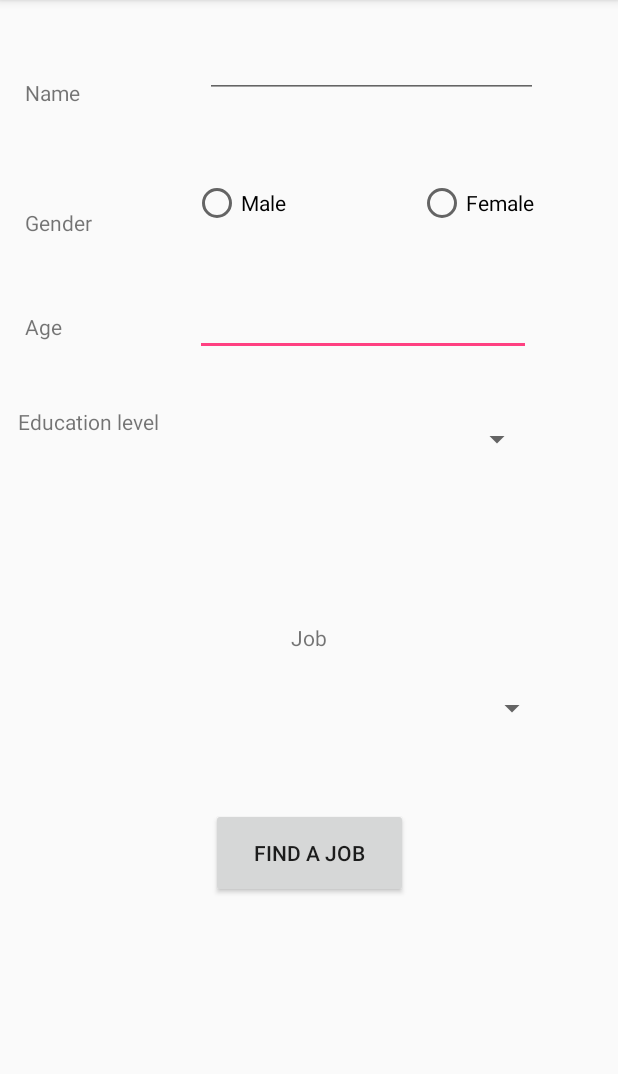
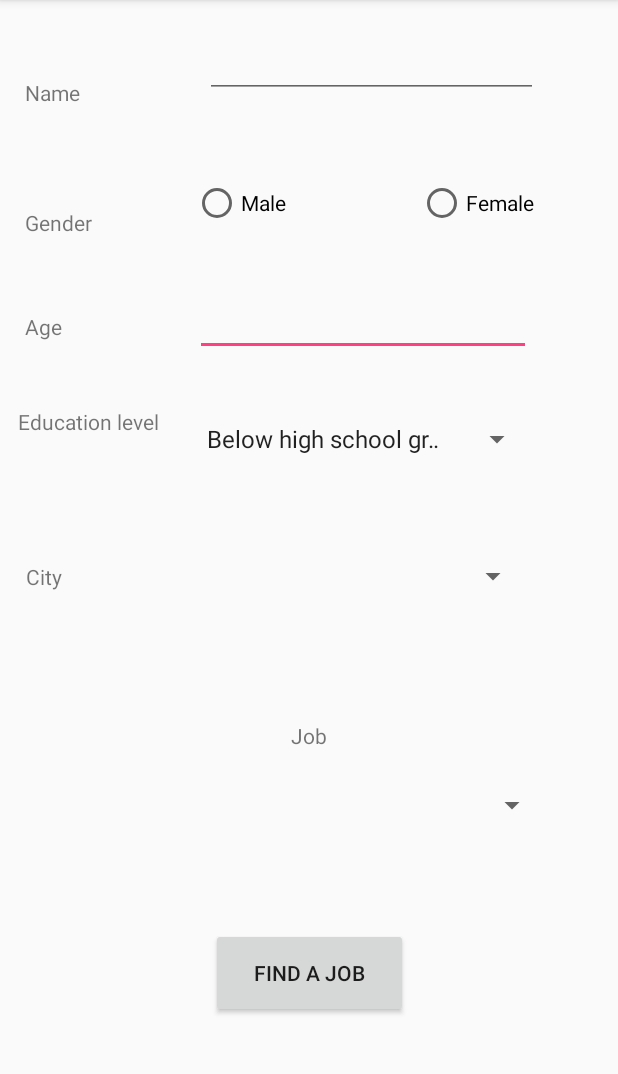
Before and after one commit to TseJunZhen/Jobago_Project, an Android app: the AdminView screen opened directly, with no data from a screen before it, on a phone screen of 412 x 824 dp, the part 84-1158 px from its top. Run offline under Robolectric (Android 15) with nearby library versions, the phone set to English and light mode, and no system bars.

Commit message:
activity

```diff
--- a/Jobago2/app/src/main/java/com/example/vip/jobago/AdminView.java
+++ b/Jobago2/app/src/main/java/com/example/vip/jobago/AdminView.java
@@ -2,14 +2,45 @@ package com.example.vip.jobago;
 
 import android.support.v7.app.AppCompatActivity;
 import android.os.Bundle;
+import android.view.View;
+import android.widget.AdapterView;
 import android.widget.EditText;
+import android.widget.Spinner;
+import android.widget.ArrayAdapter;
+import android.widget.Toast;
 
-public class AdminView extends AppCompatActivity {
+public class AdminView extends AppCompatActivity implements AdapterView.OnItemSelectedListener {
 
     private EditText fuck;
     @Override
     protected void onCreate(Bundle savedInstanceState) {
         super.onCreate(savedInstanceState);
         setContentView(R.layout.activity_admin_view);
+
+
+
+        Spinner spinner = (Spinner) findViewById(R.id.spinner2);
+        ArrayAdapter<CharSequence> adapter = ArrayAdapter.createFromResource(this,R.array.education_array, android.R.layout.simple_spinner_item);
+        // Specify the layout to use when the list of choices appears
+
+        adapter.setDropDownViewResource(android.R.layout.simple_spinner_dropdown_item);
+        // Apply the adapter to the spinner
+        spinner.setAdapter(adapter);
+
+        spinner.setOnItemSelectedListener(this);
+
+    }
+
+
+    @Override
+    public void onItemSelected(AdapterView<?> adapterView, View view, int i, long l) {
+
+        String sSelected = adapterView.getItemAtPosition(i).toString();
+        Toast.makeText(this,sSelected,Toast.LENGTH_SHORT).show();
+    }
+
+    @Override
+    public void onNothingSelected(AdapterView<?> parent) {
+
     }
 }
--- a/Jobago2/app/src/main/res/layout/activity_admin_view.xml
+++ b/Jobago2/app/src/main/res/layout/activity_admin_view.xml
@@ -50,7 +50,7 @@
         app:layout_constraintEnd_toEndOf="parent"
         app:layout_constraintStart_toStartOf="parent"
         app:layout_constraintTop_toTopOf="parent"
-        app:layout_constraintVertical_bias="0.621" />
+        app:layout_constraintVertical_bias="0.71" />
 
     <TextView
         android:id="@+id/textView4"
@@ -179,7 +179,7 @@
         app:layout_constraintEnd_toEndOf="parent"
         app:layout_constraintStart_toStartOf="parent"
         app:layout_constraintTop_toTopOf="parent"
-        app:layout_constraintVertical_bias="0.564" />
+        app:layout_constraintVertical_bias="0.654" />
 
     <Button
         android:id="@+id/button"
@@ -192,8 +192,38 @@
         android:text="Find A Job"
         app:layout_constraintBottom_toBottomOf="parent"
         app:layout_constraintEnd_toEndOf="parent"
+        app:layout_constraintHorizontal_bias="0.502"
         app:layout_constraintStart_toStartOf="parent"
         app:layout_constraintTop_toTopOf="parent"
-        app:layout_constraintVertical_bias="0.767" />
+        app:layout_constraintVertical_bias="0.882" />
+
+    <TextView
+        android:id="@+id/textView9"
+        android:layout_width="wrap_content"
+        android:layout_height="wrap_content"
+        android:layout_marginBottom="8dp"
+        android:layout_marginEnd="8dp"
+        android:layout_marginStart="8dp"
+        android:layout_marginTop="8dp"
+        android:text="City"
+        app:layout_constraintBottom_toBottomOf="parent"
+        app:layout_constraintEnd_toEndOf="parent"
+        app:layout_constraintHorizontal_bias="0.025"
+        app:layout_constraintStart_toStartOf="parent"
+        app:layout_constraintTop_toTopOf="parent" />
+
+    <Spinner
+        android:id="@+id/spinner3"
+        android:layout_width="224dp"
+        android:layout_height="35dp"
+        android:layout_marginBottom="8dp"
+        android:layout_marginEnd="8dp"
+        android:layout_marginStart="8dp"
+        android:layout_marginTop="8dp"
+        app:layout_constraintBottom_toBottomOf="parent"
+        app:layout_constraintEnd_toEndOf="parent"
+        app:layout_constraintHorizontal_bias="0.701"
+        app:layout_constraintStart_toStartOf="parent"
+        app:layout_constraintTop_toTopOf="parent" />
 
 </android.support.constraint.ConstraintLayout>
--- /dev/null
+++ b/Jobago2/app/src/main/res/values/Education.xml
@@ -0,0 +1,13 @@
+<?xml version="1.0" encoding="utf-8"?>
+<resources>
+    <string-array name="education_array">
+        <item>Below high school graduate</item>
+        <item>High school graduate</item>
+        <item>College</item>
+        <item>Associate Degree</item>
+        <item>Bachelor's Degree</item>
+        <item>Master's Degree</item>
+        <item>Doctoral Degree</item>
+        <item>Professional Degree</item>
+    </string-array>
+</resources>
```
